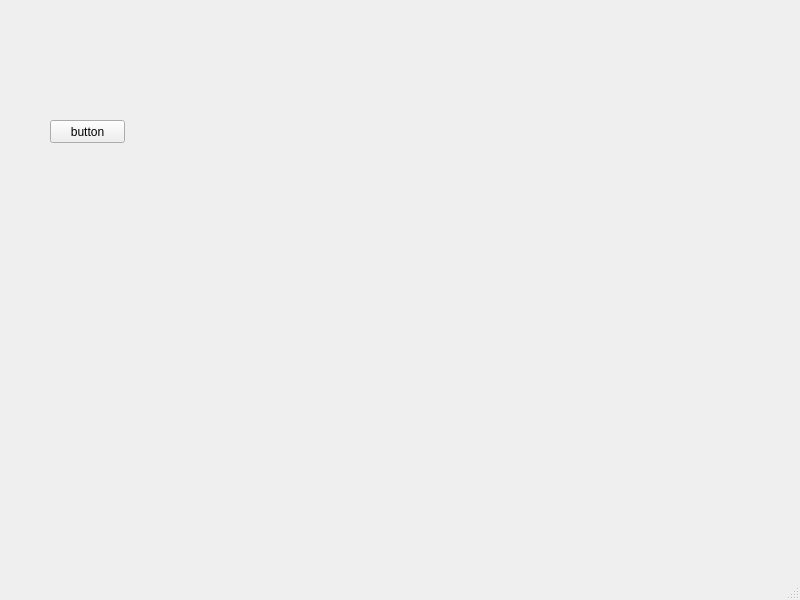
Old version of the form Src/07_Parts/mainwindow.ui in the repository Fowindy/QtCode_VS.
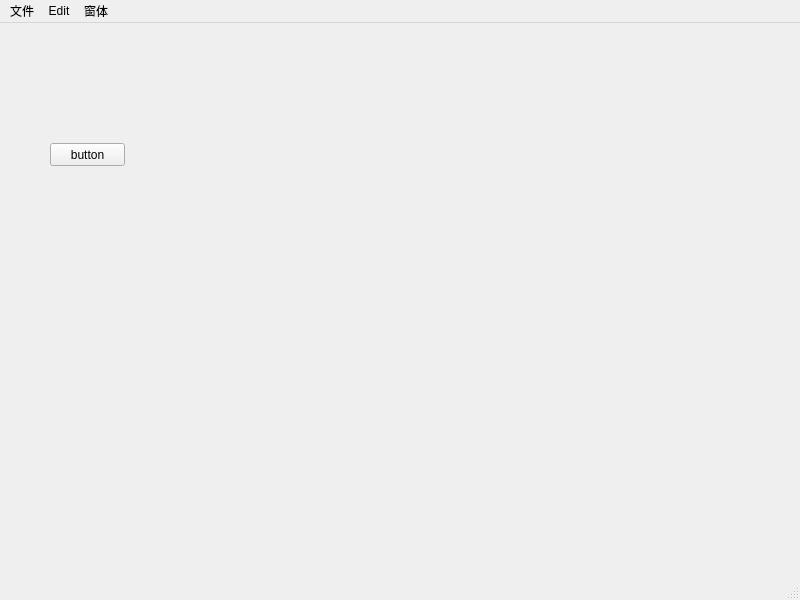
New version of the form.

Commit message: ui完成菜单目录

The edit to the form file:
```diff
--- a/Src/07_Parts/mainwindow.ui
+++ b/Src/07_Parts/mainwindow.ui
@@ -37,6 +37,28 @@
      <height>23</height>
     </rect>
    </property>
+   <widget class="QMenu" name="menu">
+    <property name="title">
+     <string>文件</string>
+    </property>
+    <addaction name="actionnew"/>
+    <addaction name="separator"/>
+    <addaction name="actionbaocun"/>
+    <addaction name="separator"/>
+   </widget>
+   <widget class="QMenu" name="menuEdit">
+    <property name="title">
+     <string>Edit</string>
+    </property>
+   </widget>
+   <widget class="QMenu" name="menu_2">
+    <property name="title">
+     <string>窗体</string>
+    </property>
+   </widget>
+   <addaction name="menu"/>
+   <addaction name="menuEdit"/>
+   <addaction name="menu_2"/>
   </widget>
   <widget class="QStatusBar" name="statusbar"/>
  </widget>
```
Left out of the diff: 10 changed lines with no effect on the pictures. The commit also changes 1 other file.
